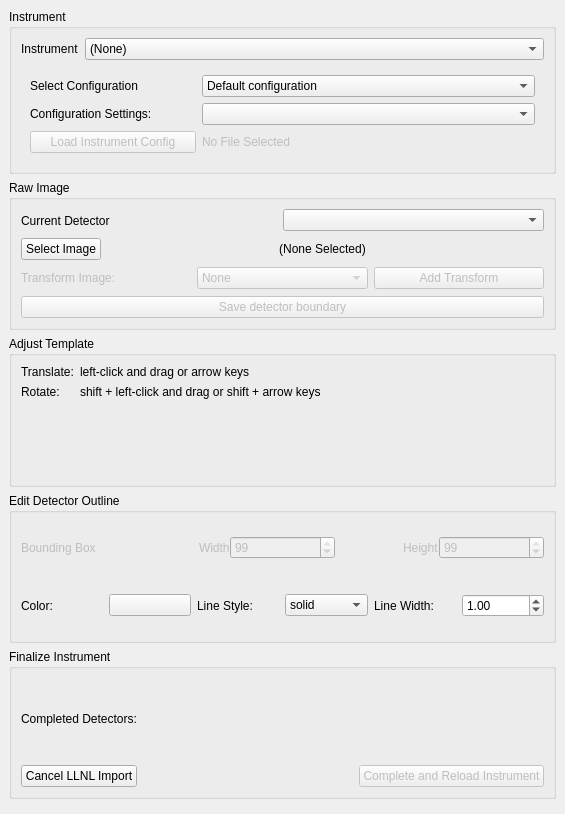
Qt form hexrdgui/resources/ui/llnl_import_tool_dialog.ui (HEXRD/hexrdgui) before a commit.
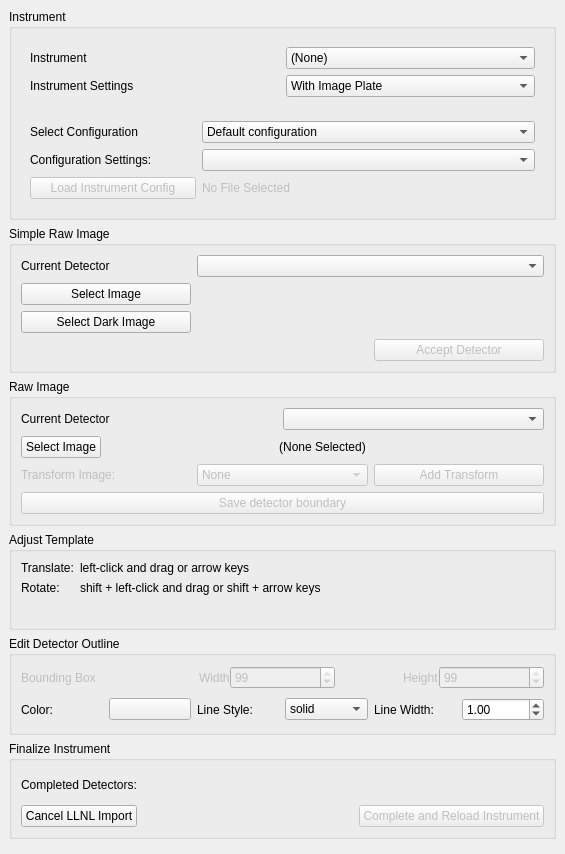
The same form after that commit.

Commit message: Add the new FIDDLE instrument

Patch:
```diff
--- a/hexrdgui/resources/ui/llnl_import_tool_dialog.ui
+++ b/hexrdgui/resources/ui/llnl_import_tool_dialog.ui
@@ -7,7 +7,7 @@
     <x>0</x>
     <y>0</y>
     <width>565</width>
-    <height>814</height>
+    <height>854</height>
    </rect>
   </property>
   <property name="windowTitle">
@@ -23,8 +23,8 @@
       <property name="title">
        <string>Instrument</string>
       </property>
-      <layout class="QVBoxLayout" name="verticalLayout_2">
-       <item>
+      <layout class="QGridLayout" name="gridLayout_7">
+       <item row="0" column="0">
         <widget class="QFrame" name="instrument">
          <property name="enabled">
           <bool>true</bool>
@@ -35,18 +35,18 @@
          <property name="frameShadow">
           <enum>QFrame::Raised</enum>
          </property>
-         <layout class="QFormLayout" name="formLayout_2">
+         <layout class="QGridLayout" name="gridLayout_6">
           <property name="leftMargin">
-           <number>0</number>
+           <number>9</number>
           </property>
           <property name="topMargin">
-           <number>0</number>
+           <number>9</number>
           </property>
           <property name="rightMargin">
-           <number>0</number>
+           <number>9</number>
           </property>
           <property name="bottomMargin">
-           <number>0</number>
+           <number>9</number>
           </property>
           <item row="0" column="0">
            <widget class="QLabel" name="instrument_label">
@@ -81,12 +81,38 @@
               <string>PXRDIP</string>
              </property>
             </item>
+            <item>
+             <property name="text">
+              <string>FIDDLE</string>
+             </property>
+            </item>
+           </widget>
+          </item>
+          <item row="1" column="0">
+           <widget class="QLabel" name="instr_settings_label">
+            <property name="text">
+             <string>Instrument Settings</string>
+            </property>
+           </widget>
+          </item>
+          <item row="1" column="1">
+           <widget class="QComboBox" name="instr_settings">
+            <item>
+             <property name="text">
+              <string>With Image Plate</string>
+             </property>
+            </item>
+            <item>
+             <property name="text">
+              <string>Without Image Plate</string>
+             </property>
+            </item>
            </widget>
           </item>
          </layout>
         </widget>
        </item>
-       <item>
+       <item row="1" column="0">
         <widget class="QFrame" name="config">
          <property name="enabled">
           <bool>true</bool>
@@ -163,6 +189,104 @@
       </layout>
      </widget>
     </item>
+    <item>
+     <widget class="QGroupBox" name="simple_raw_image">
+      <property name="enabled">
+       <bool>true</bool>
+      </property>
+      <property name="title">
+       <string>Simple Raw Image</string>
+      </property>
+      <layout class="QGridLayout" name="gridLayout_8">
+       <item row="0" column="0">
+        <widget class="QLabel" name="simple_detector_label">
+         <property name="enabled">
+          <bool>true</bool>
+         </property>
+         <property name="text">
+          <string>Current Detector</string>
+         </property>
+        </widget>
+       </item>
+       <item row="1" column="0">
+        <widget class="QPushButton" name="simple_load">
+         <property name="enabled">
+          <bool>true</bool>
+         </property>
+         <property name="text">
+          <string>Select Image</string>
+         </property>
+        </widget>
+       </item>
+       <item row="2" column="0">
+        <widget class="QPushButton" name="load_dark">
+         <property name="enabled">
+          <bool>true</bool>
+         </property>
+         <property name="text">
+          <string>Select Dark Image</string>
+         </property>
+        </widget>
+       </item>
+       <item row="3" column="0" colspan="2">
+        <spacer name="horizontalSpacer_2">
+         <property name="orientation">
+          <enum>Qt::Horizontal</enum>
+         </property>
+         <property name="sizeHint" stdset="0">
+          <size>
+           <width>40</width>
+           <height>20</height>
+          </size>
+         </property>
+        </spacer>
+       </item>
+       <item row="3" column="2">
+        <widget class="QPushButton" name="accept_detector">
+         <property name="enabled">
+          <bool>false</bool>
+         </property>
+         <property name="text">
+          <string>Accept Detector</string>
+         </property>
+        </widget>
+       </item>
+       <item row="2" column="1" colspan="2">
+        <widget class="QLabel" name="dark_files_label">
+         <property name="text">
+          <string/>
+         </property>
+         <property name="alignment">
+          <set>Qt::AlignCenter</set>
+         </property>
+         <property name="wordWrap">
+          <bool>true</bool>
+         </property>
+        </widget>
+       </item>
+       <item row="1" column="1" colspan="2">
+        <widget class="QLabel" name="simple_files_label">
+         <property name="text">
+          <string/>
+         </property>
+         <property name="alignment">
+          <set>Qt::AlignCenter</set>
+         </property>
+         <property name="wordWrap">
+          <bool>true</bool>
+         </property>
+        </widget>
+       </item>
+       <item row="0" column="1" colspan="2">
+        <widget class="QComboBox" name="simple_detectors">
+         <property name="enabled">
+          <bool>true</bool>
+         </property>
+        </widget>
+       </item>
+      </layout>
+     </widget>
+    </item>
     <item>
      <widget class="QGroupBox" name="raw_image">
       <property name="enabled">
```
The commit also changes 1 other file.
